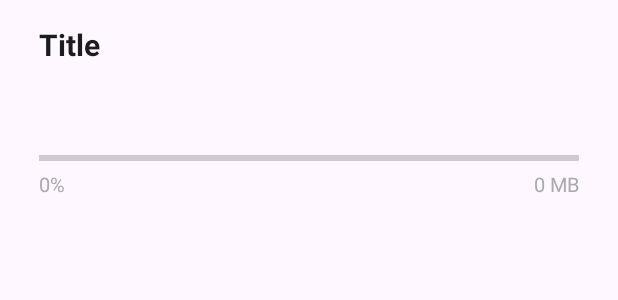
After one commit to S-CW/Expense-manager-app, an Android app: the layout progress_dialog_layout.xml on its own in the app's theme, with its tools: preview values and no code run, on a phone screen of 412 x 824 dp. The commit adds this screen. Shown: the top 300 px of the screen. Run offline under Robolectric (Android 15) with nearby library versions, the phone set to English and light mode, and no system bars.

Commit message:
integrated InApp Update

```diff
--- /dev/null
+++ b/app/src/main/res/layout/progress_dialog_layout.xml
@@ -0,0 +1,73 @@
+<?xml version="1.0" encoding="utf-8"?>
+<!-- res/layout/progress_dialog_layout.xml -->
+<LinearLayout
+    xmlns:android="http://schemas.android.com/apk/res/android"
+    android:layout_width="match_parent"
+    android:layout_height="wrap_content"
+    android:orientation="vertical"
+    android:padding="16dp">
+
+    <TextView
+        android:id="@+id/dialog_title"
+        style="?android:textAppearanceLarge"
+        android:layout_width="match_parent"
+        android:layout_height="wrap_content"
+        android:layout_marginStart="10dp"
+        android:layout_marginEnd="10dp"
+        android:ellipsize="end"
+        android:maxLines="1"
+        android:text="Title"
+        android:textAlignment="viewStart"
+        android:textStyle="bold"
+        android:textSize="20sp" />
+
+    <TextView
+        android:id="@+id/dialog_message"
+        style="?android:textAppearanceMedium"
+        android:layout_width="match_parent"
+        android:layout_height="wrap_content"
+        android:layout_marginStart="10dp"
+        android:layout_marginEnd="10dp"
+        android:textColor="@android:color/black"
+        android:textSize="16sp" />
+
+    <ProgressBar
+        android:id="@+id/progress_bar"
+        style="@android:style/Widget.DeviceDefault.ProgressBar.Horizontal"
+        android:layout_width="match_parent"
+        android:layout_height="5dp"
+        android:layout_marginTop="37dp"
+        android:layout_marginBottom="5dp"
+        android:indeterminate="false"
+        android:max="100"
+        android:layout_marginStart="10dp"
+        android:layout_marginEnd="10dp"
+        android:progress="0" />
+
+    <LinearLayout
+        android:layout_width="match_parent"
+        android:layout_height="wrap_content"
+        android:layout_marginStart="10dp"
+        android:layout_marginEnd="10dp"
+        android:orientation="horizontal">
+
+        <TextView
+            android:id="@+id/progress_percentage"
+            android:layout_width="0dp"
+            android:layout_height="wrap_content"
+            android:layout_weight="1"
+            android:text="0%"
+            android:textSize="13sp"
+            android:textColor="@android:color/darker_gray"/>
+
+        <TextView
+            android:id="@+id/progress_file_size"
+            android:layout_width="30dp"
+            android:layout_height="wrap_content"
+            android:layout_weight="1"
+            android:text="0 MB"
+            android:textSize="13sp"
+            android:textAlignment="textEnd"
+            android:textColor="@android:color/darker_gray"/>
+    </LinearLayout>
+</LinearLayout>
```
Also changed, not shown: app/build.gradle.kts (+7 -0 lines), app/src/main/java/com/example/moneymanager/HomeActivity.java (+118 -0 lines), app/src/main/java/com/example/moneymanager/Model/UpdateAppInfo.java (added, +41 -0 lines), app/src/main/java/com/example/moneymanager/service/ApiService.java (added, +11 -0 lines), app/src/main/java/com/example/moneymanager/service/AppInnerDownLoader.java (added, +139 -0 lines), app/src/main/java/com/example/moneymanager/service/ServiceFactory.java (added, +18 -0 lines), 2 other files.
